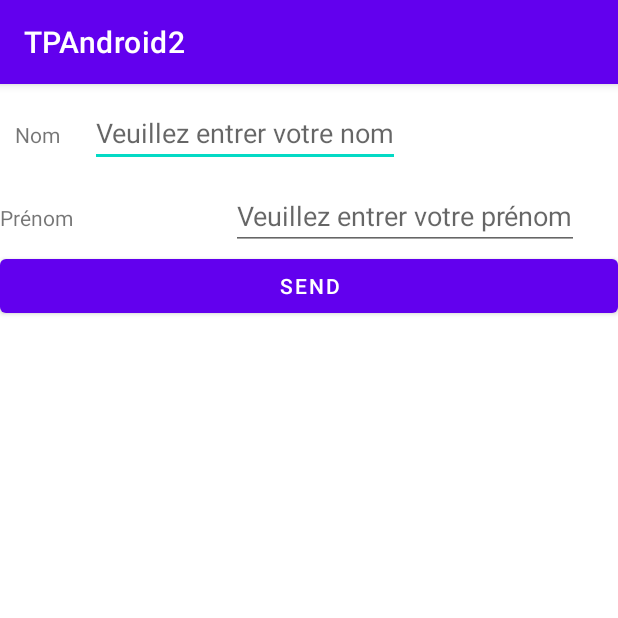
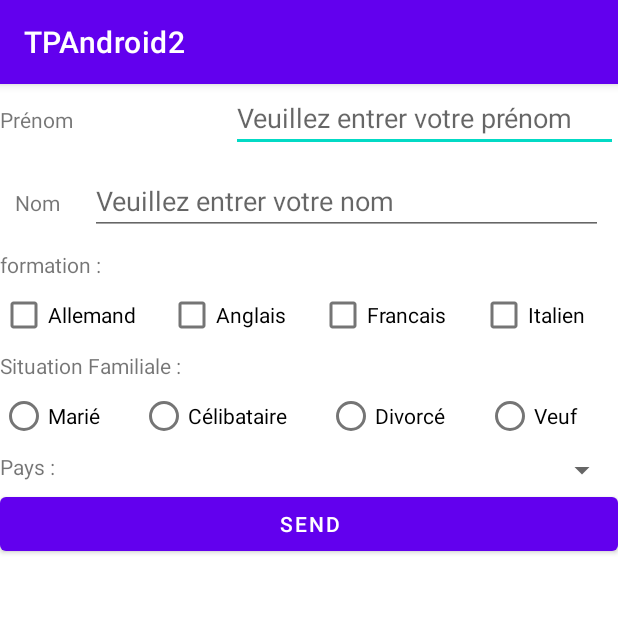
Before and after one commit to gretandroid/TP2Android, an Android app: the screen it shows after launch (MainActivity), on a phone screen of 412 x 824 dp, the top half of it. Run offline under Robolectric (Android 15) with nearby library versions, the phone set to English and light mode, and no system bars.

Commit message:
dernier changement en date

```diff
--- a/app/src/main/res/layout/activity_main.xml
+++ b/app/src/main/res/layout/activity_main.xml
@@ -3,12 +3,43 @@
 <LinearLayout xmlns:android="http://schemas.android.com/apk/res/android"
     xmlns:app="http://schemas.android.com/apk/res-auto"
     xmlns:tools="http://schemas.android.com/tools"
+    android:id="@+id/globalLayout"
     android:layout_width="match_parent"
-    android:layout_height="match_parent"
+    android:layout_height="wrap_content"
     android:orientation="vertical"
     tools:context=".MainActivity">
 
+
     <LinearLayout
+        android:id="@+id/personnalInfoLayout"
+        android:layout_width="match_parent"
+        android:layout_height="match_parent"
+        android:orientation="vertical">
+
+        <LinearLayout
+            android:id="@+id/firstNameLayout"
+            android:layout_width="match_parent"
+            android:layout_height="match_parent"
+            android:orientation="horizontal">
+
+            <TextView
+                android:layout_width="wrap_content"
+                android:layout_height="wrap_content"
+                android:hint="Veuillez entrer votre nom"
+                android:text="Prénom" />
+
+            <EditText
+                android:id="@+id/firstNameEditText"
+                android:layout_width="match_parent"
+                android:layout_height="wrap_content"
+                android:hint="Veuillez entrer votre prénom">
+
+            </EditText>
+
+        </LinearLayout>
+
+        <LinearLayout
+            android:id="@+id/lastNameLayout"
             android:layout_width="match_parent"
             android:layout_height="wrap_content"
             android:orientation="horizontal"
@@ -25,36 +56,158 @@
 
             <EditText
                 android:id="@+id/lastNameEditText"
-            android:layout_width="wrap_content"
+                android:layout_width="match_parent"
                 android:layout_height="wrap_content"
                 android:hint="Veuillez entrer votre nom">
 
             </EditText>
 
         </LinearLayout>
+    </LinearLayout>
 
     <LinearLayout
+        android:id="@+id/formationLayout"
+        android:layout_width="match_parent"
+        android:layout_height="wrap_content"
+        android:orientation="vertical">
+
+        <LinearLayout
+            android:id="@+id/formationTextViewLayout"
+            android:layout_width="match_parent"
+            android:layout_height="match_parent"
+            android:orientation="horizontal">
+
+            <TextView
+                android:id="@+id/textView"
+                android:layout_width="wrap_content"
+                android:layout_height="wrap_content"
+                android:text="formation :" />
+        </LinearLayout>
+
+        <LinearLayout
+            android:id="@+id/formationCheckBoxesLayout"
+            android:layout_width="match_parent"
+            android:layout_height="match_parent"
+            android:orientation="horizontal">
+
+            <CheckBox
+                android:id="@+id/dutchCheckBox"
+                android:layout_width="wrap_content"
+                android:layout_height="wrap_content"
+                android:layout_weight="1"
+                android:text="Allemand" />
+
+            <CheckBox
+                android:id="@+id/englishCheckBox"
+                android:layout_width="wrap_content"
+                android:layout_height="wrap_content"
+                android:layout_weight="1"
+                android:text="Anglais" />
+
+            <CheckBox
+                android:id="@+id/frenchCheckBox"
+                android:layout_width="wrap_content"
+                android:layout_height="wrap_content"
+                android:layout_weight="1"
+                android:text="Francais" />
+
+            <CheckBox
+                android:id="@+id/italianCheckBox"
+                android:layout_width="wrap_content"
+                android:layout_height="wrap_content"
+                android:layout_weight="1"
+                android:text="Italien" />
+        </LinearLayout>
+
+    </LinearLayout>
+
+    <LinearLayout
+        android:id="@+id/familySituationLayout"
+        android:layout_width="match_parent"
+        android:layout_height="match_parent"
+        android:orientation="vertical">
+
+        <LinearLayout
+            android:id="@+id/familySituationTextViewLayout"
             android:layout_width="match_parent"
             android:layout_height="wrap_content"
             android:orientation="horizontal">
 
             <TextView
+                android:id="@+id/textView2"
+                android:layout_width="match_parent"
+                android:layout_height="match_parent"
+                android:layout_weight="1"
+                android:text="Situation Familiale :" />
+        </LinearLayout>
+
+        <LinearLayout
+            android:id="@+id/familySituationRadioGroupLayout"
+            android:layout_width="match_parent"
+            android:layout_height="wrap_content"
+            android:layout_weight="1"
+            android:orientation="horizontal">
+
+            <RadioGroup
+                android:id="@+id/familySituationRadioGroup"
+                android:layout_width="match_parent"
+                android:layout_height="match_parent"
+                android:orientation="horizontal">
+
+                <RadioButton
+                    android:id="@+id/marriedRadioButton"
                     android:layout_width="wrap_content"
                     android:layout_height="wrap_content"
-            android:hint="Veuillez entrer votre nom"
-            android:text="Prénom" />
+                    android:layout_weight="1"
+                    android:text="Marié" />
 
-        <EditText
-            android:id="@+id/firstNameEditText"
+                <RadioButton
+                    android:id="@+id/singleRadioButton"
                     android:layout_width="wrap_content"
                     android:layout_height="wrap_content"
-            android:hint="Veuillez entrer votre prénom">
+                    android:layout_weight="1"
+                    android:text="Célibataire" />
 
-        </EditText>
+                <RadioButton
+                    android:id="@+id/divorcedRadioButton"
+                    android:layout_width="wrap_content"
+                    android:layout_height="wrap_content"
+                    android:layout_weight="1"
+                    android:text="Divorcé" />
+
+                <RadioButton
+                    android:id="@+id/widowerRadioButton"
+                    android:layout_width="wrap_content"
+                    android:layout_height="wrap_content"
+                    android:layout_weight="1"
+                    android:text="Veuf" />
+            </RadioGroup>
+        </LinearLayout>
 
     </LinearLayout>
 
     <LinearLayout
+        android:id="@+id/countriesLayout"
+        android:layout_width="match_parent"
+        android:layout_height="wrap_content"
+        android:orientation="horizontal">
+
+        <TextView
+            android:id="@+id/textView3"
+            android:layout_width="wrap_content"
+            android:layout_height="wrap_content"
+            android:layout_weight="1"
+            android:text="Pays :" />
+
+        <Spinner
+            android:id="@+id/spinner"
+            android:layout_width="wrap_content"
+            android:layout_height="wrap_content" />
+
+    </LinearLayout>
+
+    <LinearLayout
+        android:id="@+id/buttonLayout"
         android:layout_width="match_parent"
         android:layout_height="wrap_content"
         android:orientation="horizontal">
@@ -69,4 +222,5 @@
             android:text="Send" />
     </LinearLayout>
 
+
 </LinearLayout>
```
Lines whose indentation alone changed are shown as unchanged.
